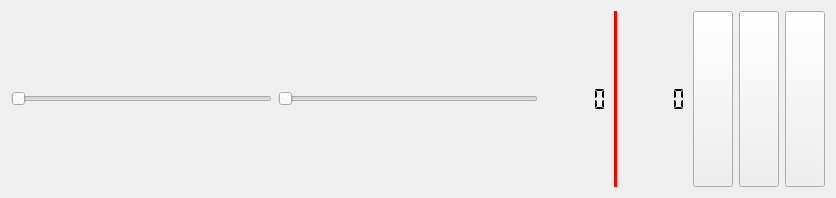
Qt form controls.ui (agostinhobritojr/blokbox) before a commit.
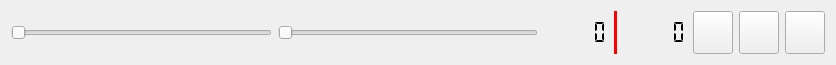
The same form after that commit. Icons and pictures are not drawn.

Diff of the .ui file:
```diff
--- a/controls.ui
+++ b/controls.ui
@@ -7,15 +7,21 @@
     <x>0</x>
     <y>0</y>
     <width>836</width>
-    <height>198</height>
+    <height>65</height>
    </rect>
   </property>
   <property name="sizePolicy">
-   <sizepolicy hsizetype="Minimum" vsizetype="Minimum">
+   <sizepolicy hsizetype="Minimum" vsizetype="Fixed">
     <horstretch>0</horstretch>
     <verstretch>0</verstretch>
    </sizepolicy>
   </property>
+  <property name="minimumSize">
+   <size>
+    <width>0</width>
+    <height>40</height>
+   </size>
+  </property>
   <property name="windowTitle">
    <string>Form</string>
   </property>
```
Left out of the diff: 3 changed lines with no effect on the pictures.
